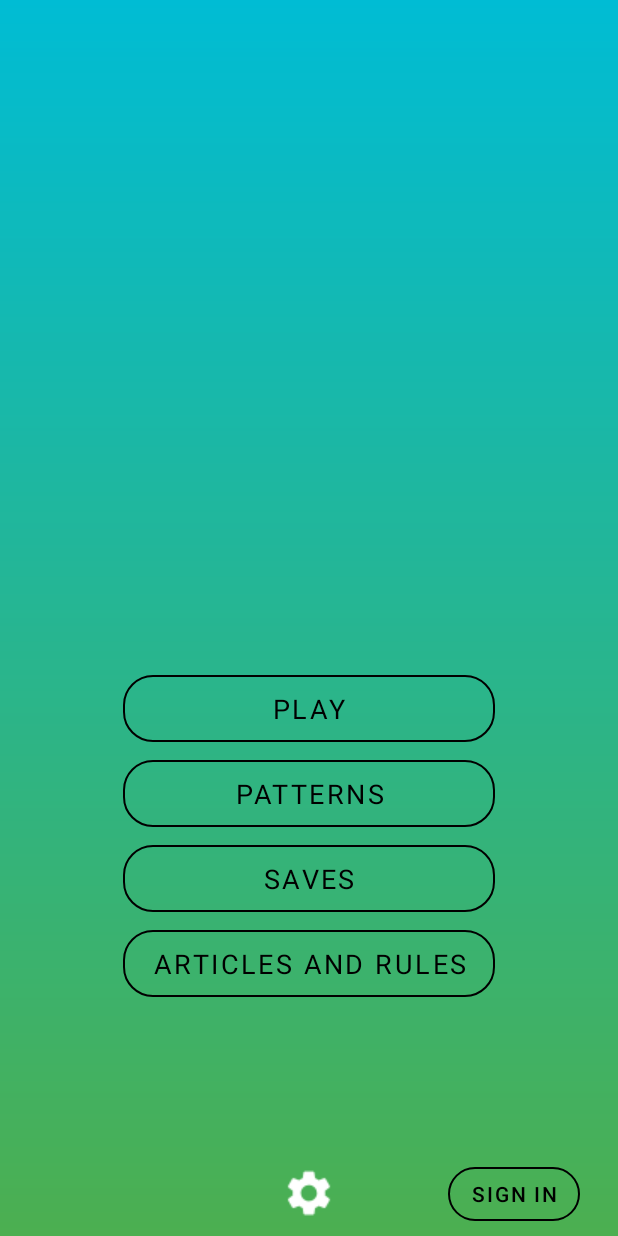
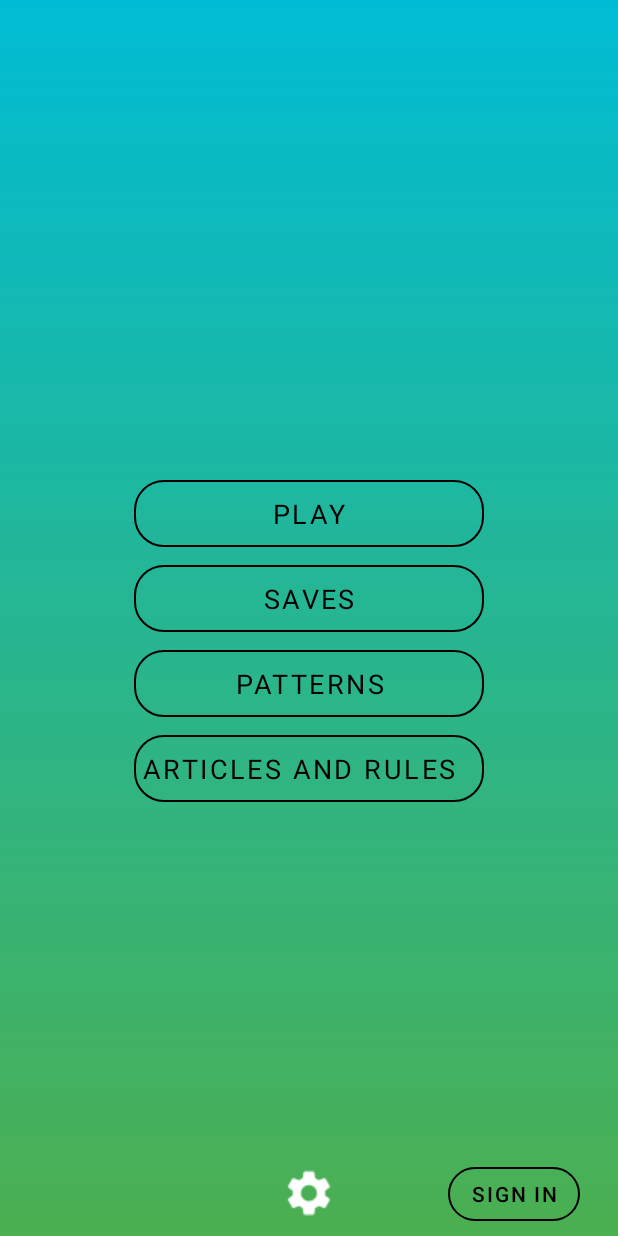
Before and after one commit to WorIT/Game_of_Life, an Android app: the screen it shows after launch (MainActivity), on a phone screen of 412 x 824 dp. Run offline under Robolectric (Android 15) with nearby library versions, the phone set to English and light mode, and no system bars; Roboto replaces fonts that are not available here.

Commit message:
добавил поле(пока без функций)

```diff
--- a/app/src/main/java/com/example/gameoflife/MainActivity.kt
+++ b/app/src/main/java/com/example/gameoflife/MainActivity.kt
@@ -25,7 +25,7 @@ class MainActivity : AppCompatActivity() {
 
     fun setListeners(){
         btn_play.setOnClickListener(View.OnClickListener {
-            startActivity(Intent(this,GameActivity::class.java))
+            startActivity(Intent(this,SplashActivity::class.java))
         })
     }
 }
--- a/app/src/main/res/layout/activity_main.xml
+++ b/app/src/main/res/layout/activity_main.xml
@@ -7,6 +7,61 @@
     android:background="@drawable/main_menu_gradient"
     tools:context=".MainActivity">
 
+
+    <androidx.constraintlayout.widget.ConstraintLayout
+        android:id="@+id/linearLayout"
+        android:layout_width="wrap_content"
+        android:layout_height="wrap_content"
+        app:layout_constraintBottom_toBottomOf="parent"
+        app:layout_constraintEnd_toEndOf="parent"
+        app:layout_constraintStart_toStartOf="parent"
+        app:layout_constraintTop_toTopOf="parent">
+
+        <com.google.android.material.button.MaterialButton
+            android:id="@+id/btn_main_play"
+            style="@style/btn_main_menu"
+            android:layout_width="0dp"
+            android:layout_height="wrap_content"
+            android:text="@string/play"
+            app:layout_constraintBottom_toTopOf="@+id/btn_main_save"
+            app:layout_constraintEnd_toEndOf="parent"
+            app:layout_constraintStart_toStartOf="@+id/btn_main_save"
+            app:layout_constraintTop_toTopOf="parent"
+            app:layout_constraintVertical_bias="0.6"
+            tools:ignore="MissingConstraints" />
+
+        <com.google.android.material.button.MaterialButton
+            android:id="@+id/btn_main_save"
+            style="@style/btn_main_menu"
+            android:layout_width="0dp"
+            android:layout_height="wrap_content"
+            android:text="@string/my_saves"
+            app:layout_constraintBottom_toTopOf="@+id/btn_main_patterns"
+            app:layout_constraintEnd_toEndOf="parent"
+            app:layout_constraintStart_toStartOf="@+id/btn_main_patterns" />
+
+        <com.google.android.material.button.MaterialButton
+            android:id="@+id/btn_main_patterns"
+            style="@style/btn_main_menu"
+            android:layout_width="0dp"
+            android:layout_height="wrap_content"
+            android:text="@string/patterns"
+            app:layout_constraintBottom_toTopOf="@+id/btn_main_arcticles_and_rules"
+            app:layout_constraintEnd_toEndOf="parent"
+            app:layout_constraintStart_toStartOf="@+id/btn_main_arcticles_and_rules" />
+
+        <com.google.android.material.button.MaterialButton
+            android:id="@+id/btn_main_arcticles_and_rules"
+            style="@style/btn_main_menu"
+            android:layout_width="wrap_content"
+            android:layout_height="wrap_content"
+            android:paddingStart="5dp"
+            android:paddingEnd="20dp"
+            android:text="@string/rules_and_articles"
+            app:layout_constraintBottom_toBottomOf="parent"
+            app:layout_constraintEnd_toEndOf="parent"
+            app:layout_constraintStart_toStartOf="parent" />
+    </androidx.constraintlayout.widget.ConstraintLayout>
 
     <ImageButton
         android:id="@+id/btn_main_settings"
@@ -18,46 +73,6 @@
         app:layout_constraintBottom_toBottomOf="parent"
         app:layout_constraintEnd_toEndOf="parent"
         app:layout_constraintStart_toStartOf="parent" />
-
-    <com.google.android.material.button.MaterialButton
-        android:id="@+id/btn_main_play"
-        style="@style/btn_main_menu"
-        android:layout_width="0dp"
-        android:text="@string/play"
-        app:layout_constraintBottom_toTopOf="@+id/btn_main_patterns"
-        app:layout_constraintEnd_toEndOf="@+id/btn_main_patterns"
-        app:layout_constraintStart_toStartOf="@+id/btn_main_patterns"
-        tools:ignore="MissingConstraints" />
-
-    <com.google.android.material.button.MaterialButton
-        android:id="@+id/btn_main_save"
-        style="@style/btn_main_menu"
-        android:layout_width="0dp"
-        android:layout_height="wrap_content"
-        android:text="@string/my_saves"
-        app:layout_constraintBottom_toTopOf="@+id/btn_main_arcticles_and_rules"
-        app:layout_constraintEnd_toEndOf="@+id/btn_main_arcticles_and_rules"
-        app:layout_constraintStart_toStartOf="@+id/btn_main_arcticles_and_rules" />
-
-    <com.google.android.material.button.MaterialButton
-        android:id="@+id/btn_main_arcticles_and_rules"
-        style="@style/btn_main_menu"
-        android:layout_marginBottom="100dp"
-        android:paddingStart="20dp"
-        android:paddingEnd="20dp"
-        android:text="@string/rules_and_articles"
-        app:layout_constraintBottom_toTopOf="@+id/btn_main_settings"
-        app:layout_constraintEnd_toEndOf="parent"
-        app:layout_constraintStart_toStartOf="parent" />
-
-    <com.google.android.material.button.MaterialButton
-        android:id="@+id/btn_main_patterns"
-        style="@style/btn_main_menu"
-        android:layout_width="0dp"
-        android:text="@string/patterns"
-        app:layout_constraintBottom_toTopOf="@+id/btn_main_save"
-        app:layout_constraintEnd_toEndOf="@+id/btn_main_save"
-        app:layout_constraintStart_toStartOf="@+id/btn_main_save" />
 
     <com.google.android.material.button.MaterialButton
         android:id="@+id/btn_main_sign_in"
```
Also changed, not shown: app/src/main/java/com/example/gameoflife/Field.java (added, +75 -0 lines), app/src/main/java/com/example/gameoflife/SThread.java (added, +89 -0 lines), app/src/main/java/com/example/gameoflife/SplashActivity.java (+5 -17 lines), app/src/main/java/com/example/gameoflife/SurfView.java (added, +68 -0 lines), app/src/main/res/layout/activity_splash.xml (+14 -0 lines).
